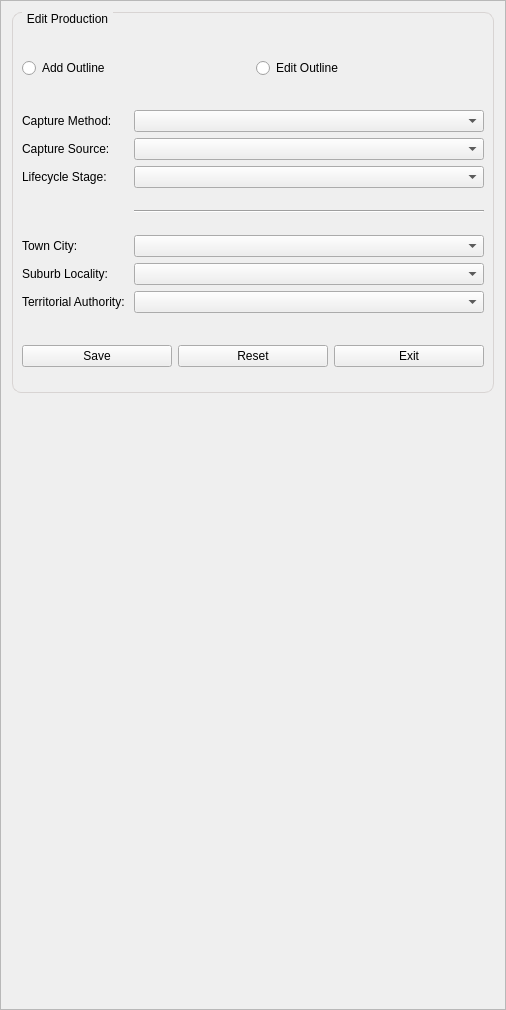
Old version of the form buildings/gui/production_edits.ui in the repository linz/nz-buildings.
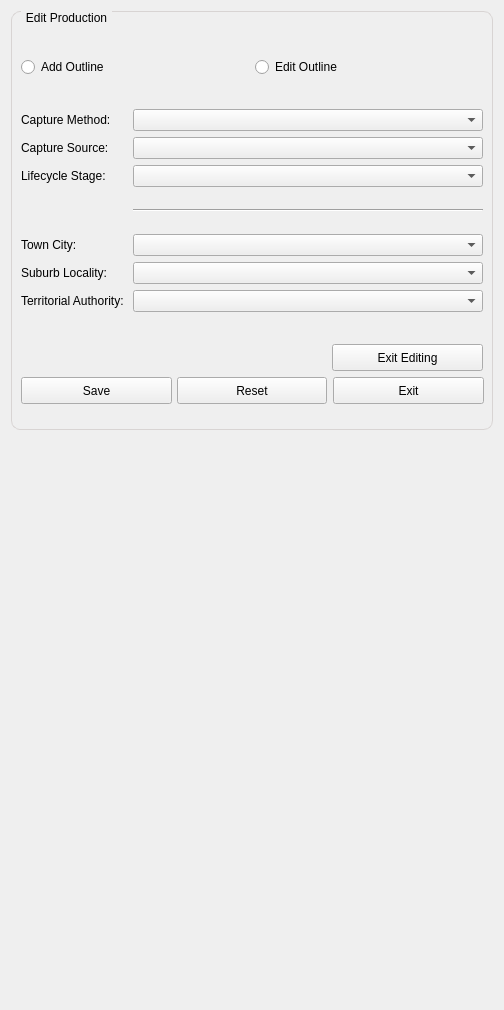
New version of the form.

```diff
--- a/buildings/gui/production_edits.ui
+++ b/buildings/gui/production_edits.ui
@@ -6,15 +6,27 @@
    <rect>
     <x>0</x>
     <y>0</y>
-    <width>506</width>
+    <width>504</width>
     <height>1010</height>
    </rect>
   </property>
+  <property name="minimumSize">
+   <size>
+    <width>504</width>
+    <height>1010</height>
+   </size>
+  </property>
+  <property name="maximumSize">
+   <size>
+    <width>504</width>
+    <height>1010</height>
+   </size>
+  </property>
   <property name="windowTitle">
    <string>Frame</string>
   </property>
   <property name="frameShape">
-   <enum>QFrame::StyledPanel</enum>
+   <enum>QFrame::NoFrame</enum>
   </property>
   <property name="frameShadow">
    <enum>QFrame::Raised</enum>
@@ -195,10 +207,35 @@
       <item row="12" column="1">
        <widget class="QComboBox" name="cmb_ta"/>
       </item>
-      <item row="14" column="0" colspan="2">
+      <item row="13" column="1">
+       <spacer name="vtsp_3">
+        <property name="orientation">
+         <enum>Qt::Vertical</enum>
+        </property>
+        <property name="sizeHint" stdset="0">
+         <size>
+          <width>20</width>
+          <height>20</height>
+         </size>
+        </property>
+       </spacer>
+      </item>
+      <item row="15" column="0" colspan="2">
        <layout class="QHBoxLayout" name="hzly_4">
         <item>
          <widget class="QPushButton" name="btn_save">
+          <property name="minimumSize">
+           <size>
+            <width>151</width>
+            <height>27</height>
+           </size>
+          </property>
+          <property name="maximumSize">
+           <size>
+            <width>151</width>
+            <height>27</height>
+           </size>
+          </property>
           <property name="styleSheet">
            <string notr="true"/>
           </property>
@@ -209,6 +246,18 @@
         </item>
         <item>
          <widget class="QPushButton" name="btn_reset">
+          <property name="minimumSize">
+           <size>
+            <width>150</width>
+            <height>27</height>
+           </size>
+          </property>
+          <property name="maximumSize">
+           <size>
+            <width>150</width>
+            <height>27</height>
+           </size>
+          </property>
           <property name="styleSheet">
            <string notr="true"/>
           </property>
@@ -219,6 +268,18 @@
         </item>
         <item>
          <widget class="QPushButton" name="btn_cancel">
+          <property name="minimumSize">
+           <size>
+            <width>151</width>
+            <height>27</height>
+           </size>
+          </property>
+          <property name="maximumSize">
+           <size>
+            <width>151</width>
+            <height>27</height>
+           </size>
+          </property>
           <property name="styleSheet">
            <string notr="true"/>
           </property>
@@ -235,20 +296,7 @@
         </item>
        </layout>
       </item>
-      <item row="13" column="1">
-       <spacer name="vtsp_3">
-        <property name="orientation">
-         <enum>Qt::Vertical</enum>
-        </property>
-        <property name="sizeHint" stdset="0">
-         <size>
-          <width>20</width>
-          <height>20</height>
-         </size>
-        </property>
-       </spacer>
-      </item>
-      <item row="15" column="0">
+      <item row="16" column="0">
        <spacer name="vtsp_4">
         <property name="orientation">
          <enum>Qt::Vertical</enum>
@@ -261,6 +309,42 @@
         </property>
        </spacer>
       </item>
+      <item row="14" column="0" colspan="2">
+       <layout class="QHBoxLayout" name="horizontalLayout_3">
+        <item>
+         <spacer name="horizontalSpacer">
+          <property name="orientation">
+           <enum>Qt::Horizontal</enum>
+          </property>
+          <property name="sizeHint" stdset="0">
+           <size>
+            <width>40</width>
+            <height>20</height>
+           </size>
+          </property>
+         </spacer>
+        </item>
+        <item>
+         <widget class="QPushButton" name="btn_exit_edits">
+          <property name="minimumSize">
+           <size>
+            <width>151</width>
+            <height>27</height>
+           </size>
+          </property>
+          <property name="maximumSize">
+           <size>
+            <width>151</width>
+            <height>27</height>
+           </size>
+          </property>
+          <property name="text">
+           <string>Exit Editing</string>
+          </property>
+         </widget>
+        </item>
+       </layout>
+      </item>
      </layout>
      <zorder>lb_capture_method</zorder>
      <zorder>cmb_capture_method</zorder>
```
Left out of the diff: 2 changed lines with no effect on the pictures.
